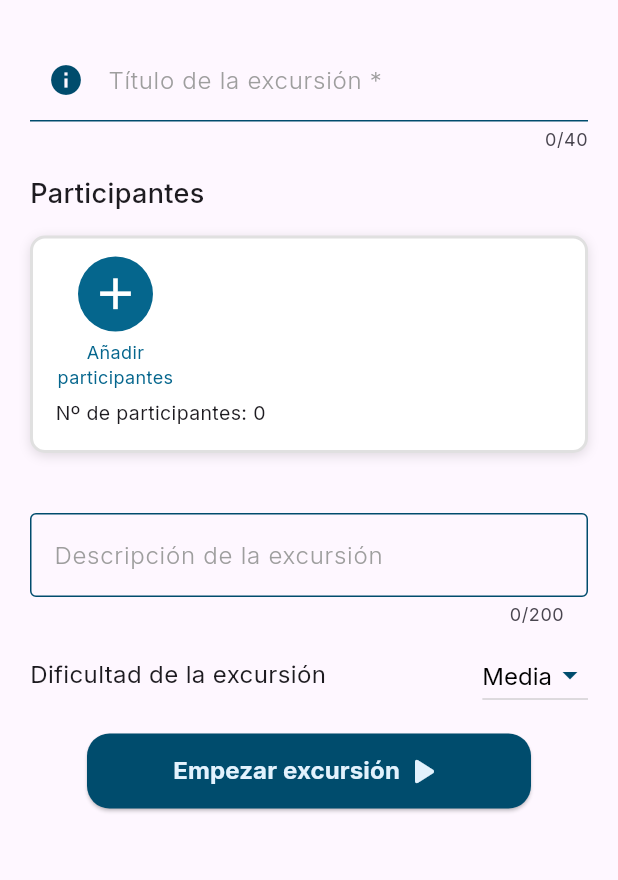
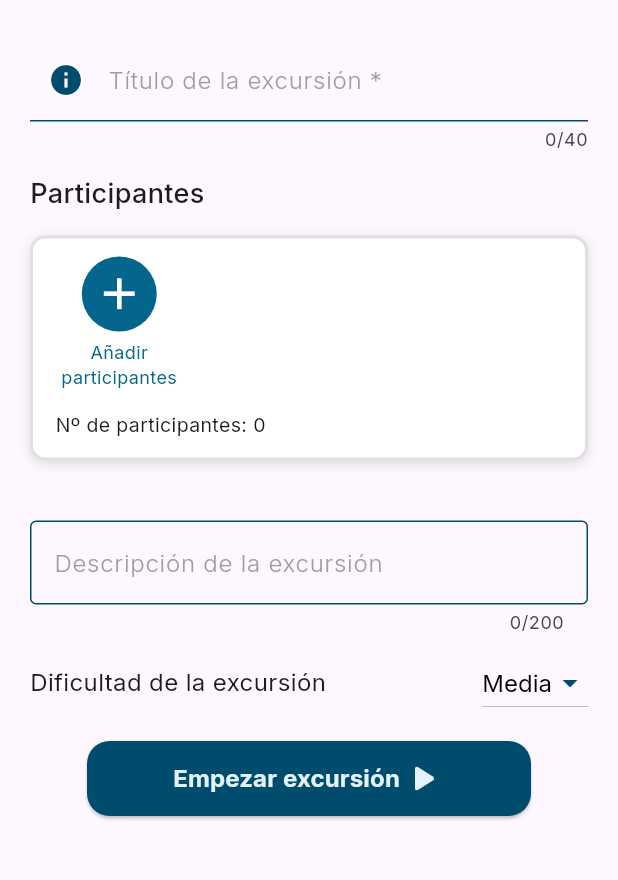
Before and after one commit to ChicoUclm/frawa, a Flutter app: the CreateExcursionPage screen opened directly, on a phone screen of 412 x 824 dp, the part 84-964 px from its top. Run offline on Flutter 3.47's test engine with Material 3 defaults, Android fonts, the phone set to English and light mode, and no system bars; our stand-ins replace audioplayers, auto_size_text, banner_carousel, battery_plus, cached_network_image, cloud_firestore and 18 more; missing offline and left inert: flutter_sound, flutter_vlc_player, icon_decoration, videosdk; accounts and stored records are empty; statements that could not run were skipped.

Commit message:
Improve Frontend and Readability

```diff
--- a/lib/view/create_excursion_page.dart
+++ b/lib/view/create_excursion_page.dart
@@ -195,7 +195,7 @@ class _CreateExcursionPageState extends State<CreateExcursionPage> {
                 ),
                 const SizedBox(height: 15),
                 Container(
-                  height: 145,
+                  height: 150,
                   padding:
                       const EdgeInsets.symmetric(horizontal: 15, vertical: 12),
                   decoration: BoxDecoration(
@@ -207,8 +207,7 @@ class _CreateExcursionPageState extends State<CreateExcursionPage> {
                   child: Column(
                     crossAxisAlignment: CrossAxisAlignment.start,
                     children: [
-                      SizedBox(
-                        height: 90,
+                      Expanded(
                         child: ListView.builder(
                           scrollDirection: Axis.horizontal,
                           itemCount: _participants.length + 1,
--- a/lib/view/widgets/add_participant_avatar.dart
+++ b/lib/view/widgets/add_participant_avatar.dart
@@ -12,8 +12,7 @@ class AddParticipantAvatar extends StatelessWidget {
     return Padding(
       padding: const EdgeInsets.only(bottom: 0.0),
       child: SizedBox(
-        height: 55,
-        width: 80,
+        width: 85,
         child: IconButton(
           padding: const EdgeInsets.all(0),
           color: color,
```
